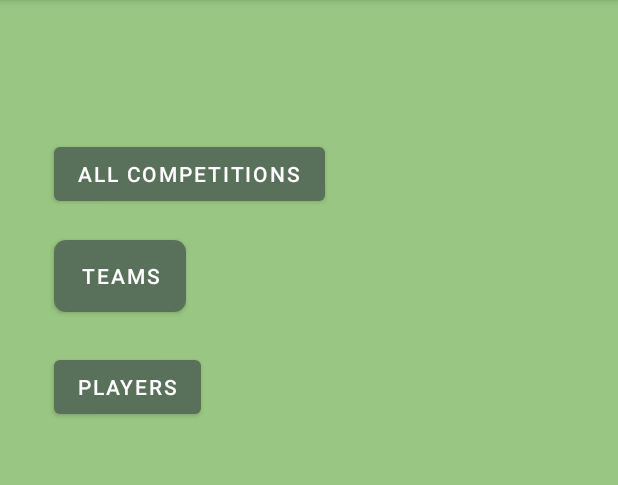
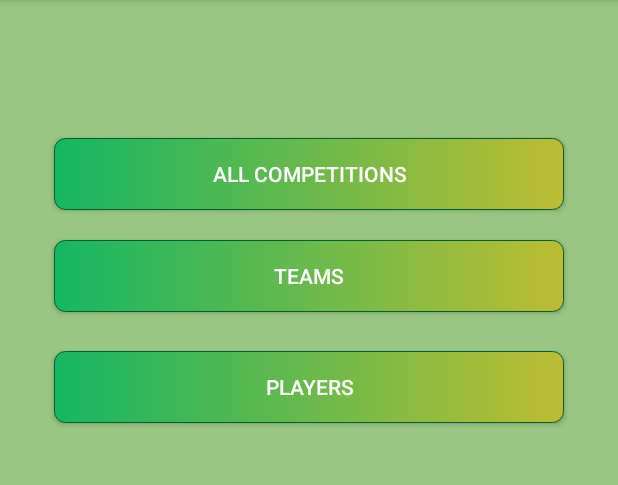
Before and after one commit to evaldassedlickas/SportCompetitionPlanner, an Android app: the screen it shows after launch once a user with an empty profile is signed in (Main), on a phone screen of 412 x 824 dp, the part 90-575 px from its top. Run offline under Robolectric (Android 15) with nearby library versions, the phone set to English and light mode, and no system bars; our stand-ins replace Firebase (no records; nobody signed in at launch, a user with empty details on screens opened directly).

Commit message:
galutinai pridėti pagrindinio meniu gradient mygtukai

```diff
--- a/app/src/main/java/ktu/edu/sportcompetitionplanner/models/adapters/TeamAdapter.java
+++ b/app/src/main/java/ktu/edu/sportcompetitionplanner/models/adapters/TeamAdapter.java
@@ -3,6 +3,7 @@ package ktu.edu.sportcompetitionplanner.models.adapters;
         import android.view.LayoutInflater;
         import android.view.View;
         import android.view.ViewGroup;
+        import android.widget.Button;
         import android.widget.ImageView;
         import android.widget.TextView;
         import android.content.Context;
@@ -66,7 +67,7 @@ public class TeamAdapter extends RecyclerView.Adapter<TeamAdapter.ViewHolder> {
 
     public class ViewHolder extends RecyclerView.ViewHolder{
         TextView name, country,description;
-        ImageView btnRemove;
+        Button btnRemove;
 
         public ViewHolder(@NonNull View itemView) {
             super(itemView);
--- /dev/null
+++ b/app/src/main/res/drawable/button.xml
@@ -0,0 +1,6 @@
+<?xml version="1.0" encoding="UTF-8"?>
+    <selector xmlns:android="http://schemas.android.com/apk/res/android">
+    <item android:drawable="@drawable/button_pressed_gradient" android:state_pressed="true"/>
+    <item android:drawable="@drawable/default_button"/>
+
+</selector>
--- /dev/null
+++ b/app/src/main/res/drawable/button_pressed_gradient.xml
@@ -0,0 +1,9 @@
+<?xml version="1.0" encoding="UTF-8"?>
+
+    <shape xmlns:android="http://schemas.android.com/apk/res/android">
+    <stroke android:color="#007035" android:width="1px"/>
+    <corners android:radius="7dp"/>
+    <padding android:bottom="1dp" android:top="1dp" android:right="1dp" android:left="1dp"/>
+    <solid android:color="#2C7744"/>
+
+</shape>
--- a/app/src/main/res/drawable/gradient_default_button.xml
+++ b/app/src/main/res/drawable/default_button.xml
@@ -1,9 +1,8 @@
 <?xml version="1.0" encoding="UTF-8"?>
     <shape xmlns:android="http://schemas.android.com/apk/res/android">
-
     <corners android:radius="7dp"/>
     <padding android:bottom="1dp" android:top="1dp" android:right="1dp" android:left="1dp"/>
-    <gradient android:endColor="#A0EF8C" android:startColor="#C53AB3"/>
+    <gradient android:endColor="#BDBD32" android:startColor="#15B664"/>
     <stroke android:color="#006030" android:width="1px"/>
 
 </shape>
--- a/app/src/main/res/layout/activity_main.xml
+++ b/app/src/main/res/layout/activity_main.xml
@@ -7,36 +7,43 @@
     android:background="@color/primaryBackground"
     tools:context=".activities.Main">
 
-    <Button
+    <androidx.appcompat.widget.AppCompatButton
         android:id="@+id/btnCompetitions"
-        android:layout_width="wrap_content"
+        android:layout_width="match_parent"
         android:layout_height="wrap_content"
         android:layout_marginStart="36dp"
+        android:layout_marginEnd="36dp"
         android:layout_marginTop="92dp"
         android:text="@string/all_competitions"
         android:textColor="@android:color/white"
         app:layout_constraintStart_toStartOf="parent"
-        app:layout_constraintTop_toTopOf="parent" />
+        app:layout_constraintTop_toTopOf="parent"
+        android:background="@drawable/button"/>
 
-    <Button
+    <androidx.appcompat.widget.AppCompatButton
         android:id="@+id/btnTeams"
-        android:layout_width="wrap_content"
+        android:layout_width="match_parent"
         android:layout_height="wrap_content"
+        android:layout_marginStart="36dp"
+        android:layout_marginEnd="36dp"
         android:layout_marginTop="20dp"
         android:text="@string/teams"
         android:textColor="@android:color/white"
         app:layout_constraintStart_toStartOf="@+id/btnCompetitions"
         app:layout_constraintTop_toBottomOf="@+id/btnCompetitions"
-        android:background="@drawable/gradient_default_button"/>
+        android:background="@drawable/button"/>
 
-    <Button
+    <androidx.appcompat.widget.AppCompatButton
         android:id="@+id/btnPlayers"
-        android:layout_width="wrap_content"
+        android:layout_width="match_parent"
         android:layout_height="wrap_content"
+        android:layout_marginStart="36dp"
+        android:layout_marginEnd="36dp"
         android:layout_marginTop="26dp"
         android:text="@string/players"
         android:textColor="@android:color/white"
         app:layout_constraintStart_toStartOf="@+id/btnTeams"
-        app:layout_constraintTop_toBottomOf="@+id/btnTeams" />
+        app:layout_constraintTop_toBottomOf="@+id/btnTeams"
+        android:background="@drawable/button"/>
 
 </androidx.constraintlayout.widget.ConstraintLayout>
--- a/app/src/main/res/layout/team_list_item.xml
+++ b/app/src/main/res/layout/team_list_item.xml
@@ -43,14 +43,16 @@
                 android:layout_margin="10dp"
                 android:textSize="16sp" />
 
-            <ImageView
+            <Button
                 android:id="@+id/teamRemove"
+                android:drawableLeft="@android:drawable/ic_delete"
+                android:text="Delete"
                 android:layout_width="wrap_content"
                 android:layout_height="wrap_content"
                 android:layout_below="@+id/description"
                 android:layout_marginTop="21dp"
                 android:textColor="@android:color/white"
-                app:srcCompat="@android:drawable/ic_delete" />
+                />
         </RelativeLayout>
 
     </androidx.cardview.widget.CardView>
```
